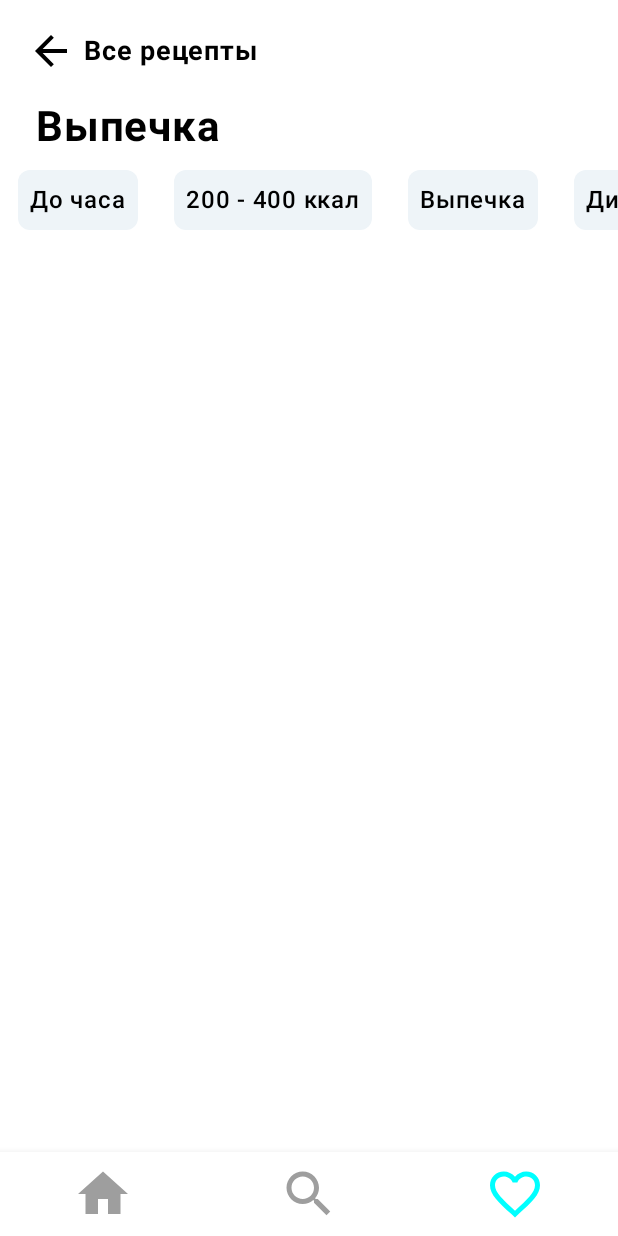
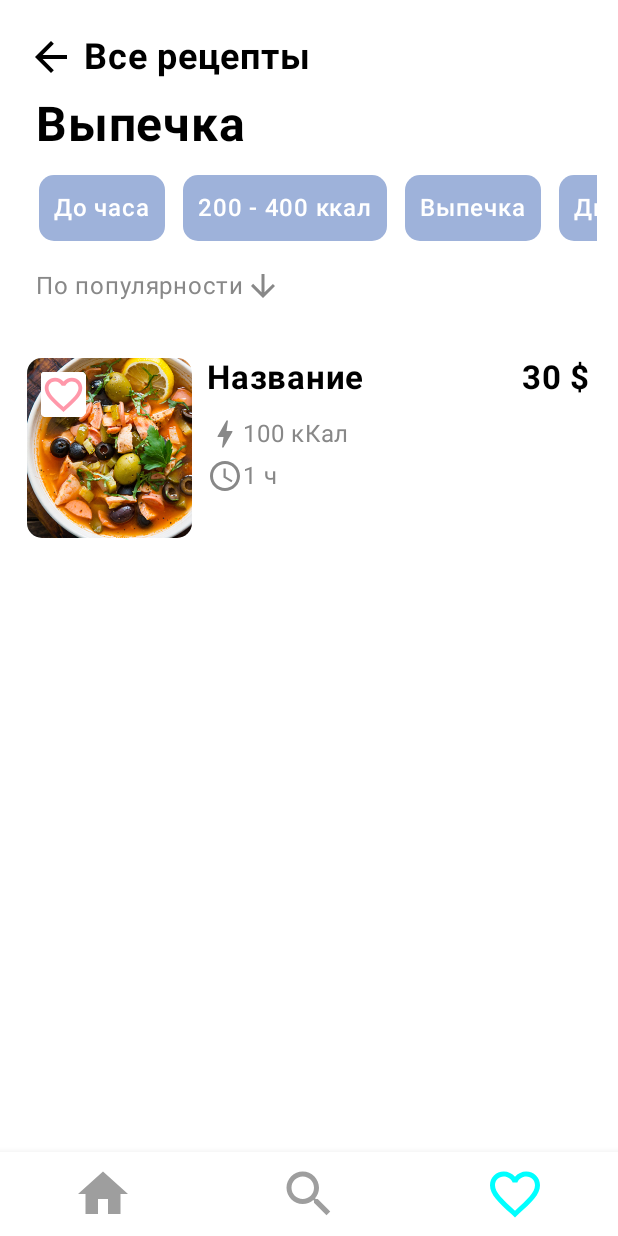
Before and after one commit to angryWilly/MasterChiefApp, an Android app built with Jetpack Compose: the CategoryPage screen opened through its navigation route, on a phone screen of 412 x 824 dp. Run offline under Robolectric (Android 15) with nearby library versions, the phone set to English and light mode, and no system bars.

Commit message:
Finished screen

```diff
--- a/app/src/main/java/com/example/abobusteam/screens/categoryPage/CategoryPage.kt
+++ b/app/src/main/java/com/example/abobusteam/screens/categoryPage/CategoryPage.kt
@@ -7,6 +7,8 @@ import androidx.compose.runtime.Composable
 fun CategoryPage() {
     Column {
         SetupHeader()
+        SetFilter()
+        SetupImages()
 
     }
 }
--- /dev/null
+++ b/app/src/main/java/com/example/abobusteam/screens/categoryPage/Filter.kt
@@ -0,0 +1,148 @@
+package com.example.abobusteam.screens.categoryPage
+
+import androidx.compose.foundation.Image
+import androidx.compose.foundation.background
+import androidx.compose.foundation.clickable
+import androidx.compose.foundation.layout.Box
+import androidx.compose.foundation.layout.Column
+import androidx.compose.foundation.layout.Row
+import androidx.compose.foundation.layout.Spacer
+import androidx.compose.foundation.layout.fillMaxWidth
+import androidx.compose.foundation.layout.height
+import androidx.compose.foundation.layout.padding
+import androidx.compose.foundation.layout.size
+import androidx.compose.foundation.layout.width
+import androidx.compose.foundation.layout.wrapContentSize
+import androidx.compose.foundation.lazy.LazyColumn
+import androidx.compose.foundation.shape.RoundedCornerShape
+import androidx.compose.material.icons.Icons
+import androidx.compose.material.icons.filled.Favorite
+import androidx.compose.material.icons.filled.FavoriteBorder
+import androidx.compose.material3.Icon
+import androidx.compose.material3.IconButton
+import androidx.compose.material3.Text
+import androidx.compose.runtime.Composable
+import androidx.compose.runtime.getValue
+import androidx.compose.runtime.mutableStateOf
+import androidx.compose.runtime.remember
+import androidx.compose.runtime.setValue
+import androidx.compose.ui.Alignment
+import androidx.compose.ui.Modifier
+import androidx.compose.ui.draw.clip
+import androidx.compose.ui.graphics.Color
+import androidx.compose.ui.layout.ContentScale
+import androidx.compose.ui.platform.LocalContext
+import androidx.compose.ui.res.painterResource
+import androidx.compose.ui.text.font.FontWeight
+import androidx.compose.ui.unit.dp
+import androidx.compose.ui.unit.sp
+import com.example.abobusteam.R
+
+@Composable
+fun SetFilter() {
+    val context = LocalContext.current
+    Row(
+        modifier = Modifier
+            .padding(start = 10.dp)
+            .fillMaxWidth()
+    ) {
+        Text(
+            text = "По популярности",
+            fontSize = 16.sp,
+            color = Color.Gray,
+            modifier = Modifier
+                .padding(start = 14.dp, bottom = 18.dp)
+        )
+        Icon(
+            painter = painterResource(id = R.drawable.bot_arrow),
+            contentDescription = "bot_arrow",
+            tint = Color.Gray
+        )
+    }
+    //LazyColumn(content = ) {}
+}
+
+@Composable
+fun SetupImages() {
+    Row(
+        modifier = Modifier
+            .padding(18.dp)
+    ) {
+        Box() {
+            Image(painter = painterResource(id = R.drawable.solyanka),
+                contentScale = ContentScale.FillHeight,
+                contentDescription = "solyanka",
+                modifier = Modifier
+                    .height(120.dp)
+                    .width(120.dp)
+                    .padding(end = 10.dp)
+                    .clip(shape = RoundedCornerShape(size = 10.dp))
+                    .clickable {}
+            )
+            var favIconStyle by remember { mutableStateOf(Icons.Default.FavoriteBorder) }
+            IconButton(
+                    //.clip(shape = RoundedCornerShape(size = 100.dp))
+                onClick = {
+                    if (favIconStyle == Icons.Default.FavoriteBorder)
+                        favIconStyle = Icons.Default.Favorite
+                    else
+                        favIconStyle = Icons.Default.FavoriteBorder
+                }) {
+                Icon(
+                    imageVector = favIconStyle,
+                    contentDescription = "Back Button",
+                    tint = Color(0xFFFF98AA),
+                    modifier = Modifier
+                        .size(30.dp)
+                        .background(Color.White)
+                )
+            }
+
+        }
+        Column {
+            Row(
+                modifier = Modifier
+                    .padding(bottom = 12.dp)
+            ) {
+                Text(
+                    text = "Название",
+                    fontSize = 22.sp,
+                    fontWeight = FontWeight.Bold
+                )
+                Spacer(modifier = Modifier.weight(1f))
+                Text(
+                    text = "30 $",
+                    fontSize = 22.sp,
+                    fontWeight = FontWeight.Bold
+                )
+            }
+
+            Row(
+                modifier = Modifier
+                    .padding(bottom = 4.dp)
+            ) {
+                Icon(
+                    painter = painterResource(id = R.drawable.calories_image),
+                    contentDescription = "calories_image",
+                    tint = Color.Gray
+                )
+                Text(
+                    text = "100 кКал",
+                    color = Color.Gray
+                )
+            }
+            Row {
+                Icon(
+                    painter = painterResource(id = R.drawable.cooking_time_img),
+                    contentDescription = "cock_time",
+                    tint = Color.Gray
+                )
+                Text(
+                    text = "1 ч",
+                    color = Color.Gray
+                )
+            }
+        }
+    }
+
+}
--- a/app/src/main/java/com/example/abobusteam/screens/categoryPage/HeaderCategory.kt
+++ b/app/src/main/java/com/example/abobusteam/screens/categoryPage/HeaderCategory.kt
@@ -1,6 +1,8 @@
 package com.example.abobusteam.screens.categoryPage
 
 import android.widget.Toast
+import androidx.compose.foundation.background
+import androidx.compose.foundation.clickable
 import androidx.compose.foundation.layout.Box
 import androidx.compose.foundation.layout.Row
 import androidx.compose.foundation.layout.fillMaxWidth
@@ -8,6 +10,7 @@ import androidx.compose.foundation.layout.padding
 import androidx.compose.foundation.layout.size
 import androidx.compose.foundation.lazy.LazyRow
 import androidx.compose.foundation.lazy.itemsIndexed
+import androidx.compose.foundation.shape.RoundedCornerShape
 import androidx.compose.material.icons.Icons
 import androidx.compose.material.icons.filled.ArrowBack
 import androidx.compose.material3.Icon
@@ -16,18 +19,21 @@ import androidx.compose.material3.Text
 import androidx.compose.runtime.Composable
 import androidx.compose.ui.Alignment
 import androidx.compose.ui.Modifier
+import androidx.compose.ui.draw.clip
+import androidx.compose.ui.graphics.Color
 import androidx.compose.ui.platform.LocalContext
 import androidx.compose.ui.text.font.FontWeight
 import androidx.compose.ui.unit.dp
 import androidx.compose.ui.unit.sp
-import com.example.abobusteam.screens.homePage.StepsActual
+
+//import com.example.abobusteam.screens.homePage.StepsActual
 
 @Composable
 fun SetupHeader() {
     val context = LocalContext.current
     Row(
         modifier = Modifier
-            .padding(10.dp)
+            .padding(top = 14.dp, start = 10.dp, bottom = 2.dp)
             .fillMaxWidth()
     ) {
 
@@ -49,7 +55,7 @@ fun SetupHeader() {
             }
             Text(
                 text = "Все рецепты",
-                fontSize = 18.sp,
+                fontSize = 24.sp,
                 fontWeight = FontWeight.Bold,
                 modifier = Modifier
                     .padding(start = 46.dp)
@@ -61,27 +67,55 @@ fun SetupHeader() {
         modifier = Modifier
             .padding(start = 10.dp)
             .fillMaxWidth()
-    ){
+    ) {
         Text(
             text = "Выпечка",
-            fontSize = 28.sp,
+            fontSize = 32.sp,
             fontWeight = FontWeight.Bold,
             modifier = Modifier
                 .padding(start = 14.dp)
         )
     }
 
-    val stepsHeader: List<String> = listOf(
+    val sHeader: List<String> = listOf(
         "До часа",
         "200 - 400 ккал",
         "Выпечка",
-        "Диетическое"
+        "Диетическое",
+        "Десерт"
     )
 
-    LazyRow {
-        itemsIndexed(stepsHeader) { _: Int, item ->
-            StepsActual(item)
+    LazyRow (
+        modifier = Modifier
+        .padding(start = 14.dp, end = 14.dp)){
+        itemsIndexed(sHeader) { _: Int, item ->
+            StepsCategories(item)
         }
+    }
+}
+
+@Composable
+fun StepsCategories(categories: String) {
+    val context = LocalContext.current
+    Box(
+        modifier = Modifier
+            .padding(start = 12.dp, top = 14.dp, bottom = 18.dp)
+            .clip(shape = RoundedCornerShape(size = 10.dp))
+            .background(Color(0xff9eb2da))
+            .clickable {
+                Toast
+                    .makeText(context, categories, Toast.LENGTH_SHORT)
+                    .show()
+            }
+    ) {
+        Text(
+            text = categories,
+            color = Color.White,
+            fontSize = 16.sp,
+            fontWeight = FontWeight.Medium,
+            modifier = Modifier
+                .padding(10.dp)
+        )
     }
 
 }
--- /dev/null
+++ b/app/src/main/res/drawable/bot_arrow.xml
@@ -0,0 +1,5 @@
+<vector android:height="24dp" android:tint="#000000"
+    android:viewportHeight="24" android:viewportWidth="24"
+    android:width="24dp" xmlns:android="http://schemas.android.com/apk/res/android">
+    <path android:fillColor="@android:color/white" android:pathData="M20,12l-1.41,-1.41L13,16.17V4h-2v12.17l-5.58,-5.59L4,12l8,8 8,-8z"/>
+</vector>
```
